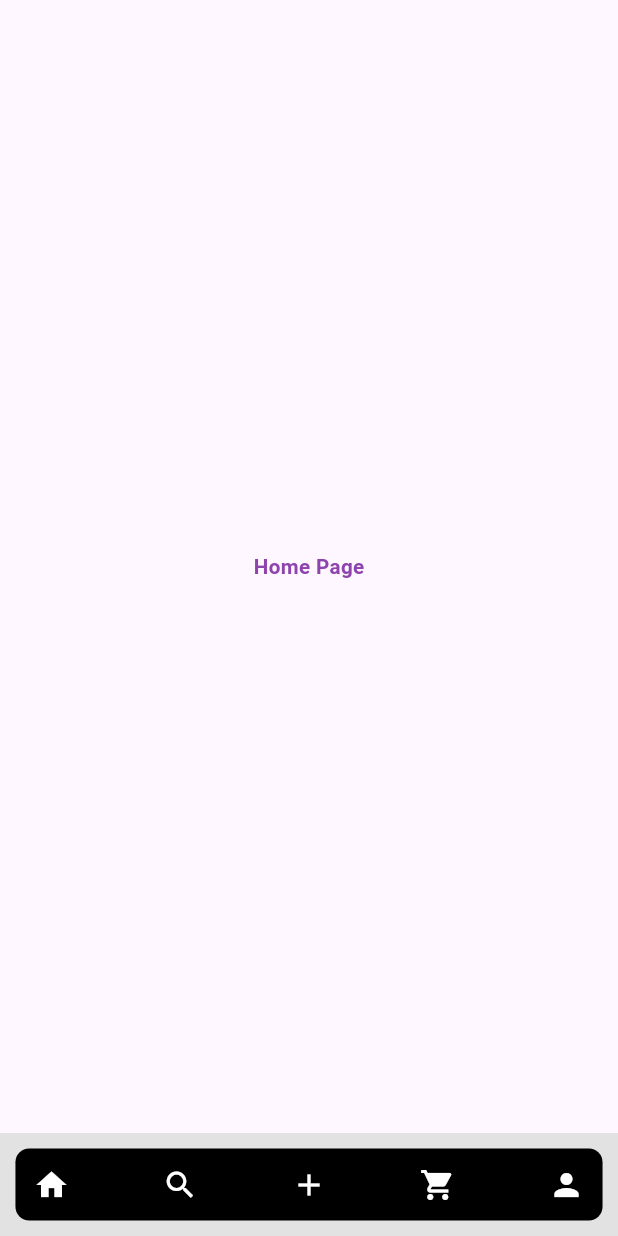
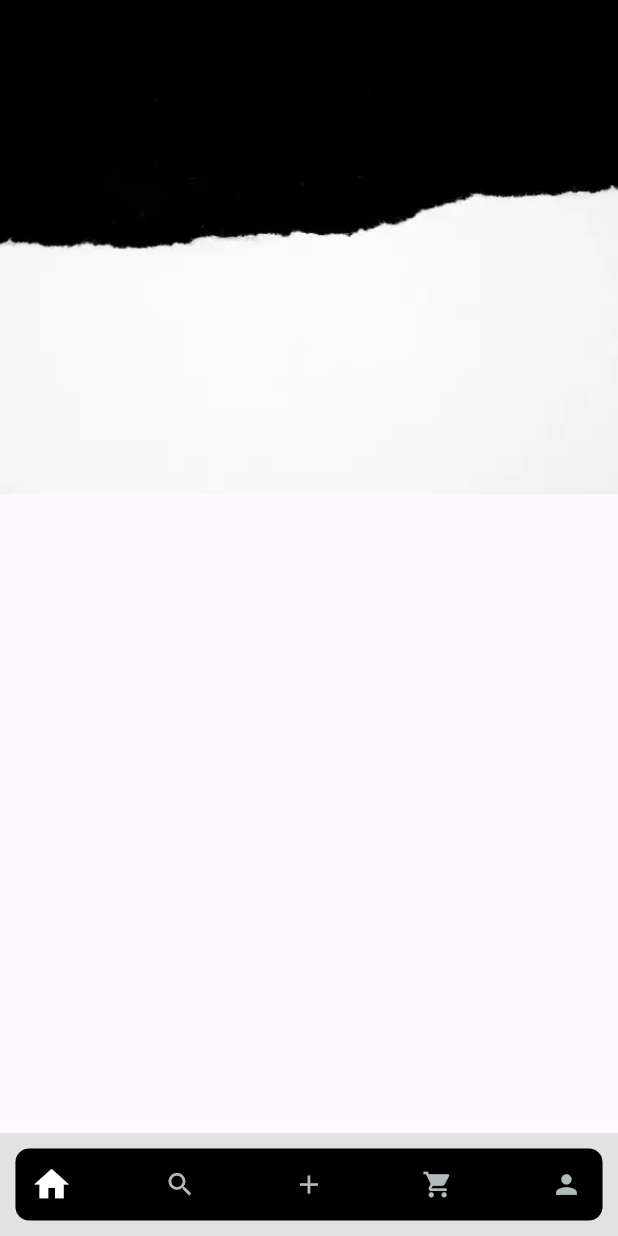
Before and after one commit to Kumail-Raza-Bangash/online_shooz_shop, a Flutter app: the screen it shows after launch, on a phone screen of 412 x 824 dp. Run offline on Flutter 3.47's test engine with Material 3 defaults, Android fonts, the phone set to English and light mode, and no system bars; our stand-ins replace google_fonts; Roboto replaces fonts that are missing (Ubuntu).

Commit message:
Updated Code

```diff
--- a/lib/view/main_screen.dart
+++ b/lib/view/main_screen.dart
@@ -1,7 +1,6 @@
 import 'package:flutter/material.dart';
 import 'package:online_shooz_shop/provider/main_screen_provider.dart';
 import 'package:online_shooz_shop/resources/colors.dart';
-import 'package:online_shooz_shop/resources/dimensions.dart';
 import 'package:online_shooz_shop/view/pages/add_page.dart';
 import 'package:online_shooz_shop/view/pages/cart_page.dart';
 import 'package:online_shooz_shop/view/pages/home_page.dart';
@@ -14,7 +13,7 @@ import 'package:provider/provider.dart';
 class MainScreen extends StatelessWidget {
   MainScreen({super.key});
 
-  List<Widget> pageList = [
+  List<Widget> pageList = const [
     HomePage(),
     SearchPage(),
     AddPage(),
@@ -29,51 +28,7 @@ class MainScreen extends StatelessWidget {
         return Scaffold(
           backgroundColor: AppColor.backgroundColor,
           body: pageList[myProvider.pageIndex],
-          bottomNavigationBar: SafeArea(
-            child: Container(
-              padding: EdgeInsets.all(Dimensions.width10),
-              margin: EdgeInsets.all(Dimensions.width10),
-              decoration: BoxDecoration(
-                borderRadius: BorderRadius.circular(Dimensions.radius10),
-                color: AppColor.blackColor,
-              ),
-              child: Row(
-                mainAxisAlignment: MainAxisAlignment.spaceBetween,
-                children: [
-                  CustomBottomNavbar(
-                    onTap: () {
-                      myProvider.pageIndex = 0;
-                    },
-                    icon: Icons.home,
-                  ),
-                  CustomBottomNavbar(
-                    onTap: () {
-                      myProvider.pageIndex = 1;
-                    },
-                    icon: Icons.search,
-                  ),
-                  CustomBottomNavbar(
-                    onTap: () {
-                      myProvider.pageIndex = 2;
-                    },
-                    icon: Icons.add,
-                  ),
-                  CustomBottomNavbar(
-                    onTap: () {
-                      myProvider.pageIndex = 3;
-                    },
-                    icon: Icons.shopping_cart,
-                  ),
-                  CustomBottomNavbar(
-                    onTap: () {
-                      myProvider.pageIndex = 4;
-                    },
-                    icon: Icons.person,
-                  ),
-                ],
-              ),
-            ),
-          ),
+          bottomNavigationBar: const BottomNavBar(),
         );
       },
     );
--- a/lib/view/pages/home_page.dart
+++ b/lib/view/pages/home_page.dart
@@ -1,6 +1,4 @@
 import 'package:flutter/material.dart';
-import 'package:online_shooz_shop/resources/app_style.dart';
-import 'package:online_shooz_shop/resources/colors.dart';
 import 'package:online_shooz_shop/resources/dimensions.dart';
 
 class HomePage extends StatefulWidget {
@@ -14,14 +12,27 @@ class _HomePageState extends State<HomePage> {
   @override
   Widget build(BuildContext context) {
     return Scaffold(
-      body: Center(
-        child: Text(
-          "Home Page",
-          style: appStyle(
-            Dimensions.font15,
-            AppColor.primaryColor,
-            FontWeight.bold,
-          ),
+      body: SizedBox(
+        height: Dimensions.screenHeight,
+        width: Dimensions.screenWidth,
+        child: Stack(
+          children: [
+            Container(
+              height: Dimensions.screenHeight * 0.4,
+              padding: EdgeInsets.fromLTRB(
+                Dimensions.width10,
+                Dimensions.height30,
+                0,
+                0,
+              ),
+              decoration: const BoxDecoration(
+                image: DecorationImage(
+                  image: AssetImage("assets/images/bg.png"),
+                  fit: BoxFit.fill,
+                ),
+              ),
+            ),
+          ],
         ),
       ),
     );
--- a/lib/view/widgets/custom_bottom_navbar.dart
+++ b/lib/view/widgets/custom_bottom_navbar.dart
@@ -1,15 +1,111 @@
 import 'package:flutter/material.dart';
+import 'package:online_shooz_shop/provider/main_screen_provider.dart';
 import 'package:online_shooz_shop/resources/colors.dart';
 import 'package:online_shooz_shop/resources/dimensions.dart';
+import 'package:provider/provider.dart';
+
+class BottomNavBar extends StatelessWidget {
+  const BottomNavBar({
+    super.key,
+  });
+
+  @override
+  Widget build(BuildContext context) {
+    return Consumer<MainScreenProvider>(
+      builder: (context, myProvider, child) {
+        return SafeArea(
+          child: Container(
+            padding: EdgeInsets.all(Dimensions.width10),
+            margin: EdgeInsets.all(Dimensions.width10),
+            decoration: BoxDecoration(
+              borderRadius: BorderRadius.circular(Dimensions.radius10),
+              color: AppColor.blackColor,
+            ),
+            child: Row(
+              mainAxisAlignment: MainAxisAlignment.spaceBetween,
+              children: [
+                CustomBottomNavbar(
+                  onTap: () {
+                    myProvider.pageIndex = 0;
+                  },
+                  icon: Icons.home,
+                  iconColor: myProvider.pageIndex == 0
+                      ? AppColor.whiteColor
+                      : AppColor.greyColor,
+                  iconSize: myProvider.pageIndex == 0
+                      ? Dimensions.iconSize15 * 2
+                      : Dimensions.iconSize25,
+                ),
+                CustomBottomNavbar(
+                  onTap: () {
+                    myProvider.pageIndex = 1;
+                  },
+                  icon: Icons.search,
+                  iconColor: myProvider.pageIndex == 1
+                      ? AppColor.whiteColor
+                      : AppColor.greyColor,
+                  iconSize: myProvider.pageIndex == 1
+                      ? Dimensions.iconSize15 * 2
+                      : Dimensions.iconSize25,
+                ),
+                CustomBottomNavbar(
+                  onTap: () {
+                    myProvider.pageIndex = 2;
+                  },
+                  icon: Icons.add,
+                  iconColor: myProvider.pageIndex == 2
+                      ? AppColor.whiteColor
+                      : AppColor.greyColor,
+                  iconSize: myProvider.pageIndex == 2
+                      ? Dimensions.iconSize15 * 2
+                      : Dimensions.iconSize25,
+                ),
+                CustomBottomNavbar(
+                  onTap: () {
+                    myProvider.pageIndex = 3;
+                  },
+                  icon: Icons.shopping_cart,
+                  iconColor: myProvider.pageIndex == 3
+                      ? AppColor.whiteColor
+                      : AppColor.greyColor,
+                  iconSize: myProvider.pageIndex == 3
+                      ? Dimensions.iconSize15 * 2
+                      : Dimensions.iconSize25,
+                ),
+                CustomBottomNavbar(
+                  onTap: () {
+                    myProvider.pageIndex = 4;
+                  },
+                  icon: Icons.person,
+                  iconColor: myProvider.pageIndex == 4
+                      ? AppColor.whiteColor
+                      : AppColor.greyColor,
+                  iconSize: myProvider.pageIndex == 4
+                      ? Dimensions.iconSize15 * 2
+                      : Dimensions.iconSize25,
+                ),
+              ],
+            ),
+          ),
+        );
+      },
+    );
+  }
+}
 
 // ignore: must_be_immutable
 class CustomBottomNavbar extends StatelessWidget {
   IconData? icon;
   Function()? onTap;
+  double iconSize;
+  Color iconColor;
+
   CustomBottomNavbar({
     super.key,
     required this.icon,
     required this.onTap,
+    required this.iconSize,
+    required this.iconColor,
   });
 
   @override
@@ -21,7 +117,8 @@ class CustomBottomNavbar extends StatelessWidget {
         width: Dimensions.width30,
         child: Icon(
           icon,
-          color: AppColor.whiteColor,
+          size: iconSize,
+          color: iconColor,
         ),
       ),
     );
```
Also changed, not shown: pubspec.yaml (+4 -43 lines), assets/images/bg.png (added).
